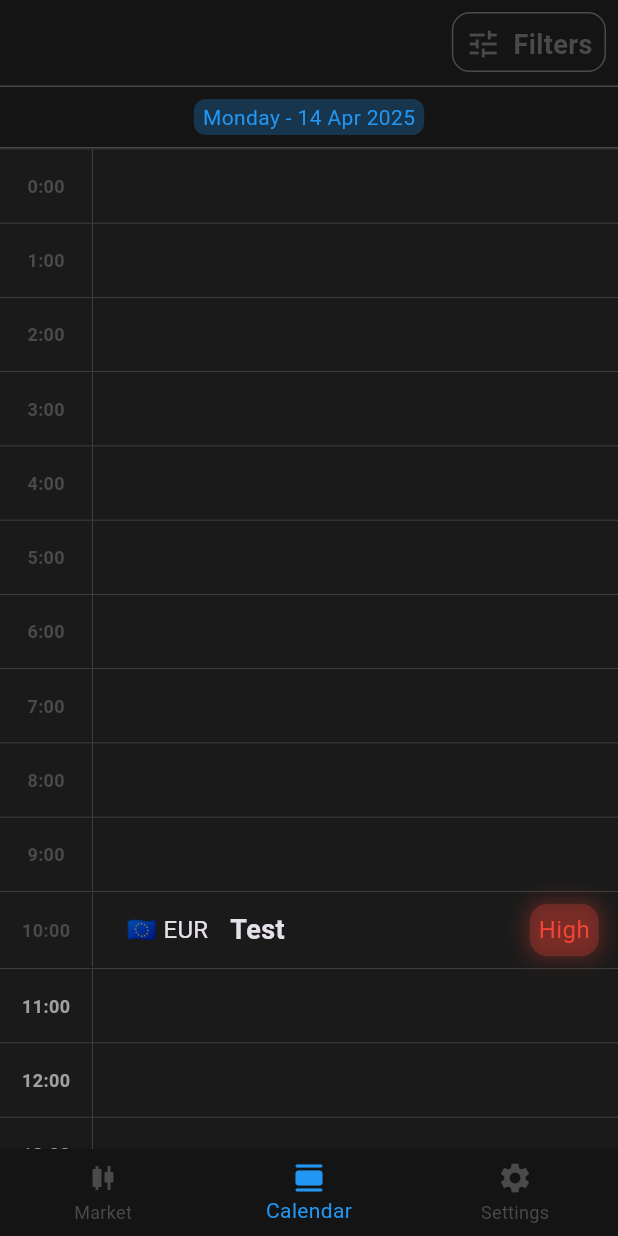
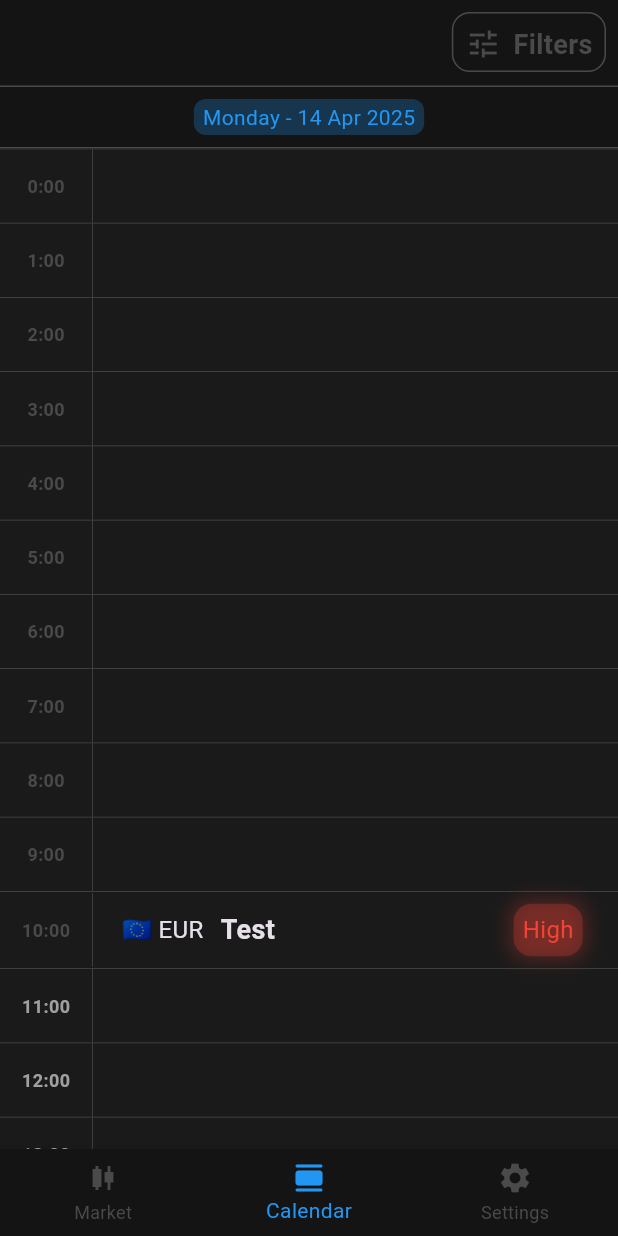
Before and after one commit to yeeet7/marketNews, a Flutter app: the screen it shows after launch, item 2 of the bottom bar chosen, on a phone screen of 412 x 824 dp. Run offline on Flutter 3.47's test engine with Material 3 defaults, Android fonts, the light colour scheme and no system bars; missing offline and left inert: beautiful_soup_dart; network calls fail.

Commit message:
fix impact label padding

```diff
--- a/lib/widgets.dart
+++ b/lib/widgets.dart
@@ -43,7 +43,7 @@ class NewsItemListTile extends StatelessWidget {
               ),
             ),
             Flexible(
-              flex: 2,
+              flex: 3,
               fit: FlexFit.tight,
               child: Center(
                 child: Container(
```
